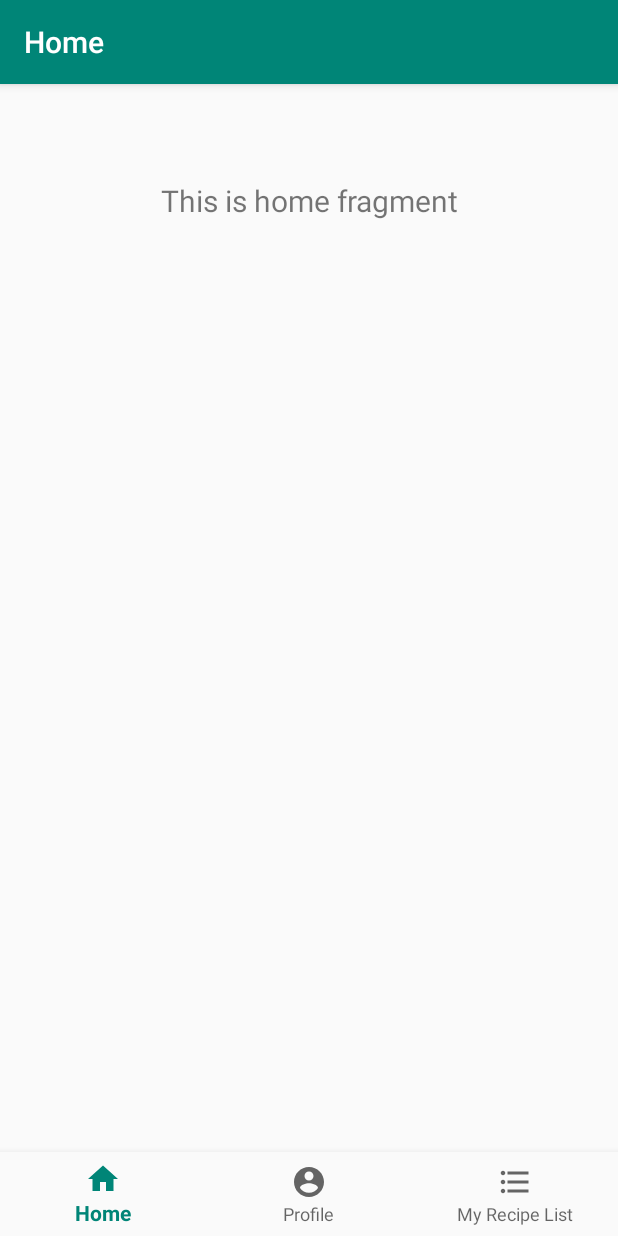
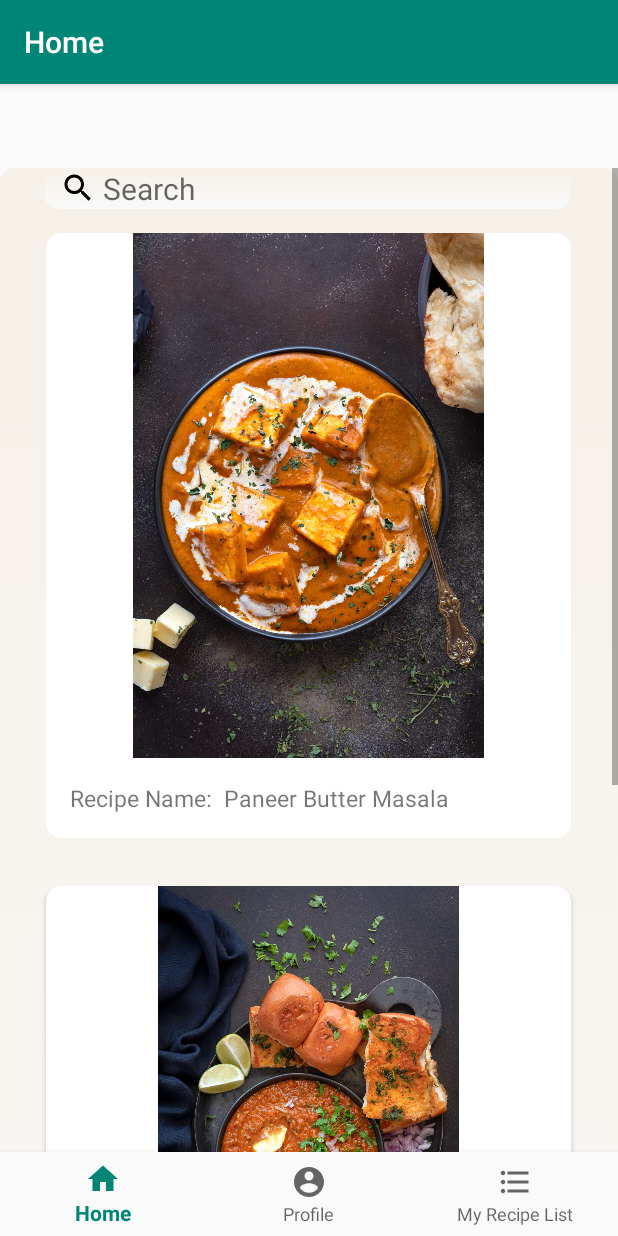
Before and after one commit to tejaspatel083/SDT_PROJECT, an Android app: the HomeFragment screen opened directly, with no data from a screen before it, on a phone screen of 412 x 824 dp. Run offline under Robolectric (Android 15) with nearby library versions, the phone set to English and light mode, and no system bars; our stand-ins replace navigation-ui; 2 statements that could not run were skipped.

Commit message:
Home Layout Updated

```diff
--- /dev/null
+++ b/app/src/main/res/layout/card_polaroid_1.xml
@@ -0,0 +1,21 @@
+<?xml version="1.0" encoding="utf-8"?>
+<LinearLayout xmlns:android="http://schemas.android.com/apk/res/android"
+    xmlns:app="http://schemas.android.com/apk/res-auto"
+    android:orientation="vertical"
+    android:layout_width="match_parent"
+    android:layout_height="match_parent">
+
+    <ImageView
+        android:id="@+id/butterimg"
+        android:layout_width="350dp"
+        android:layout_height="350dp"
+        android:layout_gravity="center"
+        app:srcCompat="@drawable/paneer" />
+    <TextView
+        android:layout_width="wrap_content"
+        android:layout_height="wrap_content"
+        android:layout_margin="16dp"
+        android:text="Recipe Name:  Paneer Butter Masala"
+        android:textSize="15dp" />
+
+</LinearLayout>
--- /dev/null
+++ b/app/src/main/res/layout/card_polaroid_2.xml
@@ -0,0 +1,21 @@
+<?xml version="1.0" encoding="utf-8"?>
+<LinearLayout xmlns:android="http://schemas.android.com/apk/res/android"
+    xmlns:app="http://schemas.android.com/apk/res-auto"
+    android:orientation="vertical"
+    android:layout_width="match_parent"
+    android:layout_height="match_parent">
+
+    <ImageView
+        android:id="@+id/bhajipavimg"
+        android:layout_width="350dp"
+        android:layout_height="300dp"
+        android:layout_gravity="center"
+        app:srcCompat="@drawable/pavbhaji" />
+    <TextView
+        android:layout_width="wrap_content"
+        android:layout_height="wrap_content"
+        android:layout_margin="16dp"
+        android:text="Recipe Name:  Bhaji Pav"
+        android:textSize="15dp" />
+
+</LinearLayout>
--- /dev/null
+++ b/app/src/main/res/layout/card_polaroid_3.xml
@@ -0,0 +1,21 @@
+<?xml version="1.0" encoding="utf-8"?>
+<LinearLayout xmlns:android="http://schemas.android.com/apk/res/android"
+    xmlns:app="http://schemas.android.com/apk/res-auto"
+    android:orientation="vertical"
+    android:layout_width="match_parent"
+    android:layout_height="match_parent">
+
+    <ImageView
+        android:id="@+id/gulabjamunimg"
+        android:layout_width="350dp"
+        android:layout_height="300dp"
+        android:layout_gravity="center"
+        app:srcCompat="@drawable/gulabjamun" />
+    <TextView
+        android:layout_width="wrap_content"
+        android:layout_height="wrap_content"
+        android:layout_margin="16dp"
+        android:text="Recipe Name:  Gulab Jamun"
+        android:textSize="15dp" />
+
+</LinearLayout>
--- a/app/src/main/res/layout/fragment_home.xml
+++ b/app/src/main/res/layout/fragment_home.xml
@@ -1,19 +1,51 @@
 <?xml version="1.0" encoding="utf-8"?>
-<androidx.constraintlayout.widget.ConstraintLayout xmlns:android="http://schemas.android.com/apk/res/android"
+<ScrollView xmlns:android="http://schemas.android.com/apk/res/android"
     xmlns:app="http://schemas.android.com/apk/res-auto"
     android:layout_width="match_parent"
     android:layout_height="match_parent">
 
-    <TextView
-        android:id="@+id/text_home"
+    <LinearLayout
         android:layout_width="match_parent"
         android:layout_height="wrap_content"
-        android:layout_marginStart="8dp"
-        android:layout_marginTop="8dp"
-        android:layout_marginEnd="8dp"
-        android:textAlignment="center"
-        android:textSize="20sp"
-        app:layout_constraintEnd_toEndOf="parent"
-        app:layout_constraintStart_toStartOf="parent"
-        app:layout_constraintTop_toTopOf="parent" />
-</androidx.constraintlayout.widget.ConstraintLayout>
+        android:background="@drawable/text_background"
+        android:orientation="vertical"
+        >
+        <EditText
+            android:layout_width="350dp"
+            android:layout_height="wrap_content"
+            android:layout_marginLeft="30dp"
+            android:drawableLeft="@drawable/ic_search_black_24dp"
+            android:paddingLeft="10dp"
+            android:textSize="20dp"
+            android:background="@drawable/text_background"
+            android:hint=" Search"/>
+        <androidx.cardview.widget.CardView
+            android:layout_width="wrap_content"
+            android:layout_height="match_parent"
+            android:layout_gravity="center"
+            android:layout_margin="16dp"
+            app:cardCornerRadius="10dp"
+            app:cardElevation="2dp"
+            >
+            <include layout="@layout/card_polaroid_1" />
+        </androidx.cardview.widget.CardView>
+        <androidx.cardview.widget.CardView
+            android:layout_width="wrap_content"
+            android:layout_height="match_parent"
+            android:layout_gravity="center"
+            android:layout_margin="16dp"
+            app:cardCornerRadius="10dp"
+            app:cardElevation="2dp">
+            <include layout="@layout/card_polaroid_2" />
+        </androidx.cardview.widget.CardView>
+        <androidx.cardview.widget.CardView
+            android:layout_width="wrap_content"
+            android:layout_height="match_parent"
+            android:layout_gravity="center"
+            android:layout_margin="16dp"
+            app:cardCornerRadius="10dp"
+            app:cardElevation="2dp">
+            <include layout="@layout/card_polaroid_3" />
+        </androidx.cardview.widget.CardView>
+    </LinearLayout>
+</ScrollView>
```
